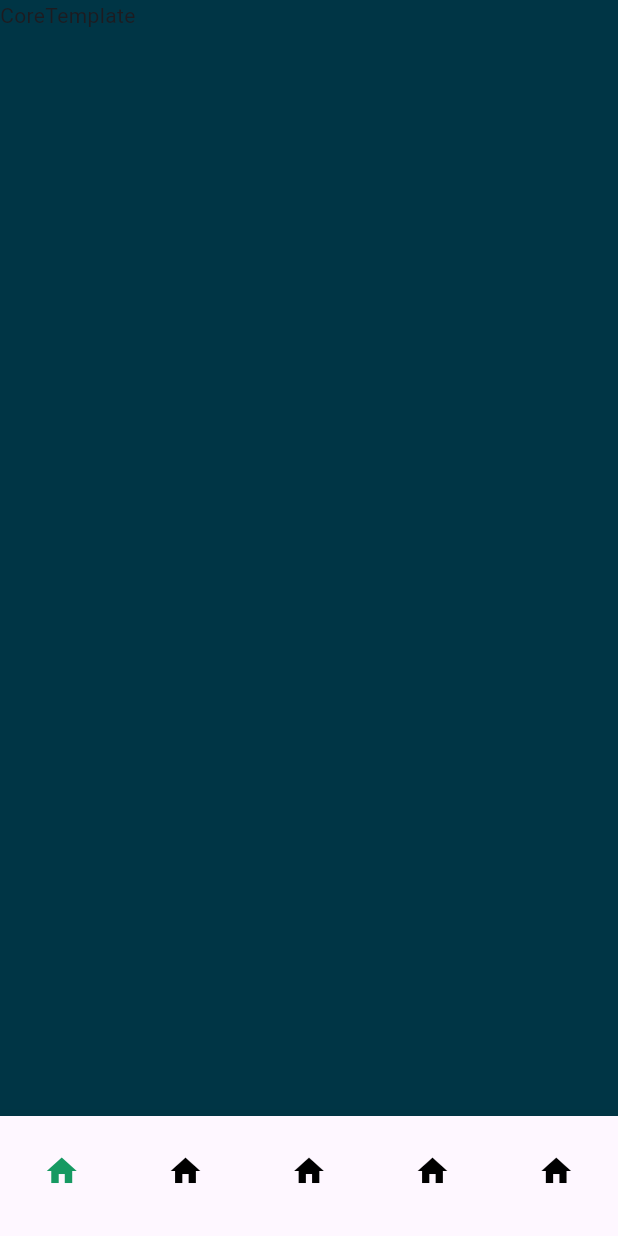
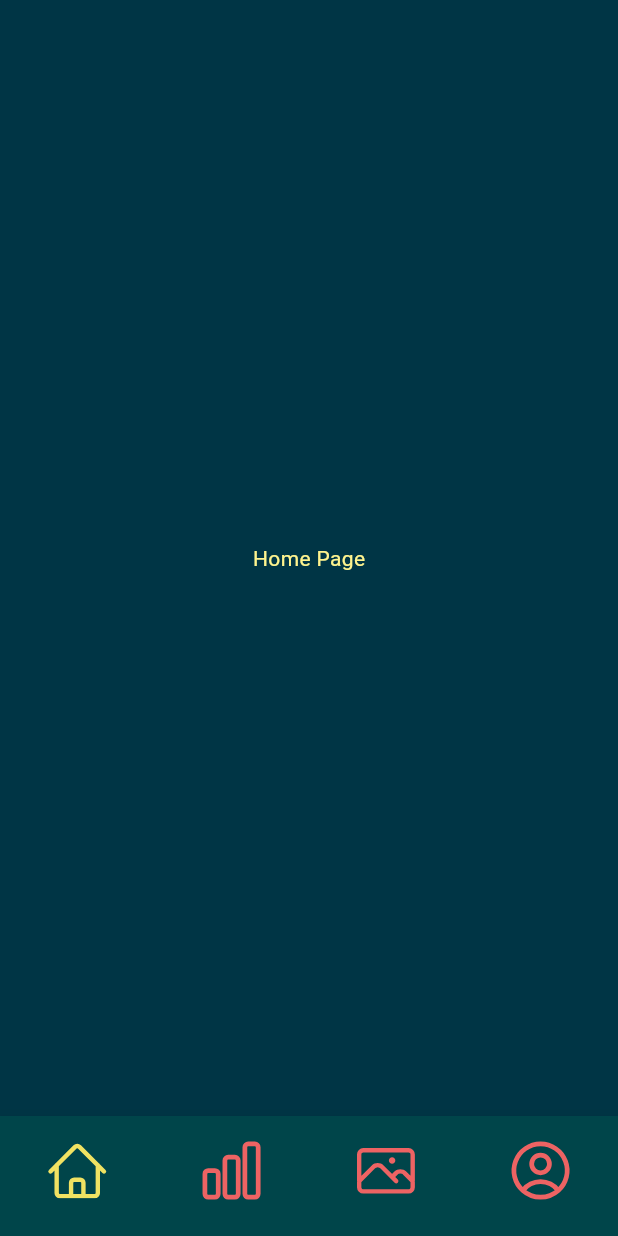
Before and after one commit to Desarso/omnicore, a Flutter app: the screen it shows after launch, on a phone screen of 412 x 824 dp. Run offline on Flutter 3.47's test engine with Material 3 defaults, Android fonts, the phone set to English and light mode, and no system bars; our stand-ins replace flutter_svg.

Commit message:
added nav bar

```diff
--- a/lib/views/CoreTemplate.dart
+++ b/lib/views/CoreTemplate.dart
@@ -1,4 +1,5 @@
 import 'package:flutter/material.dart';
+import 'package:flutter_svg/flutter_svg.dart';
 
 class CoreTemplate extends StatefulWidget {
   const CoreTemplate({super.key});
@@ -9,6 +10,16 @@ class CoreTemplate extends StatefulWidget {
 
 class _CoreTemplateState extends State<CoreTemplate> {
   int selectedIndex = 0;
+  final screens = [
+    const Text("Home Page",
+        style: TextStyle(color: Color.fromARGB(255, 255, 244, 142))),
+    const Text("Stats Page",
+        style: TextStyle(color: Color.fromARGB(255, 255, 244, 142))),
+    const Text("Picture Page",
+        style: TextStyle(color: Color.fromARGB(255, 255, 244, 142))),
+    const Text("Profile Page",
+        style: TextStyle(color: Color.fromARGB(255, 255, 244, 142))),
+  ];
 
   void onItemTapped(int index) {
     setState(() {
@@ -20,31 +31,64 @@ class _CoreTemplateState extends State<CoreTemplate> {
   Widget build(BuildContext context) {
     return Scaffold(
       backgroundColor: const Color.fromARGB(255, 0, 53, 69),
-      body: const Text('CoreTemplate'),
+      body: Column(
+        children: [
+          SizedBox(
+            height: MediaQuery.of(context).size.height - 80,
+            child: Center(child: screens[selectedIndex]),
+          ),
+        ],
+      ),
       bottomNavigationBar: SizedBox(
         height: 80,
         child: BottomNavigationBar(
           type: BottomNavigationBarType.fixed,
           showSelectedLabels: false,
           showUnselectedLabels: false,
-          selectedItemColor: const Color.fromARGB(255, 22, 153, 98),
-          unselectedItemColor: const Color.fromARGB(255, 0, 0, 0),
-          items: const <BottomNavigationBarItem>[
+          backgroundColor: const Color(0xff00454A),
+          selectedItemColor: const Color(0xffF0E262),
+          unselectedItemColor: const Color(0xffED6363),
+          items: <BottomNavigationBarItem>[
             BottomNavigationBarItem(
-                icon: SizedBox(width: 40, height: 40, child: Icon(Icons.home)),
-                label: ''),
+                icon: SizedBox(
+                    width: 40,
+                    height: 40,
+                    child: SvgPicture.asset("assets/home-default.svg")),
+                label: '',
+                activeIcon: SizedBox(
+                    width: 40,
+                    height: 40,
+                    child: SvgPicture.asset("assets/home-selected.svg"))),
             BottomNavigationBarItem(
-                icon: SizedBox(width: 40, height: 40, child: Icon(Icons.home)),
-                label: ''),
+                icon: SizedBox(
+                    width: 40,
+                    height: 40,
+                    child: SvgPicture.asset("assets/stats-default.svg")),
+                label: '',
+                activeIcon: SizedBox(
+                    width: 40,
+                    height: 40,
+                    child: SvgPicture.asset("assets/stats-selected.svg"))),
             BottomNavigationBarItem(
-                icon: SizedBox(width: 40, height: 40, child: Icon(Icons.home)),
-                label: ''),
+                icon: SizedBox(
+                    width: 40,
+                    height: 40,
+                    child: SvgPicture.asset("assets/picture-default.svg")),
+                label: '',
+                activeIcon: SizedBox(
+                    width: 40,
+                    height: 40,
+                    child: SvgPicture.asset("assets/picture-selected.svg"))),
             BottomNavigationBarItem(
-                icon: SizedBox(width: 40, height: 40, child: Icon(Icons.home)),
-                label: ''),
-            BottomNavigationBarItem(
-                icon: SizedBox(width: 40, height: 40, child: Icon(Icons.home)),
-                label: ''),
+                icon: SizedBox(
+                    width: 40,
+                    height: 40,
+                    child: SvgPicture.asset("assets/profile-default.svg")),
+                label: '',
+                activeIcon: SizedBox(
+                    width: 40,
+                    height: 40,
+                    child: SvgPicture.asset("assets/profile-selected.svg"))),
           ],
           currentIndex: selectedIndex,
           onTap: onItemTapped,
--- /dev/null
+++ b/lib/views/HomePage.dart
@@ -0,0 +1,15 @@
+import 'package:flutter/material.dart';
+
+class MyWidget extends StatefulWidget {
+  const MyWidget({super.key});
+
+  @override
+  State<MyWidget> createState() => _MyWidgetState();
+}
+
+class _MyWidgetState extends State<MyWidget> {
+  @override
+  Widget build(BuildContext context) {
+    return const Text("Home Page");
+  }
+}
--- a/pubspec.yaml
+++ b/pubspec.yaml
@@ -35,6 +35,7 @@ dependencies:
   # The following adds the Cupertino Icons font to your application.
   # Use with the CupertinoIcons class for iOS style icons.
   cupertino_icons: ^1.0.2
+  flutter_svg: ^2.0.9
 
 dev_dependencies:
   flutter_test:
@@ -59,9 +60,8 @@ flutter:
   uses-material-design: true
 
   # To add assets to your application, add an assets section, like this:
-  # assets:
-  #   - images/a_dot_burr.jpeg
-  #   - images/a_dot_ham.jpeg
+  assets:
+    - assets/
 
   # An image asset can refer to one or more resolution-specific "variants", see
   # https://flutter.dev/assets-and-images/#resolution-aware
```
Also changed, not shown: assets/home-default.svg (added), assets/home-selected.svg (added), assets/picture-default.svg (added), assets/picture-selected.svg (added), assets/profile-default.svg (added), assets/profile-selected.svg (added), assets/stats-default.svg (added), assets/stats-selected.svg (added), lib/views/PicturesPage.dart (added), lib/views/ProfilePage.dart (added), lib/views/StatisticsPage.dart (added), pubspec.lock, 1 other file.
